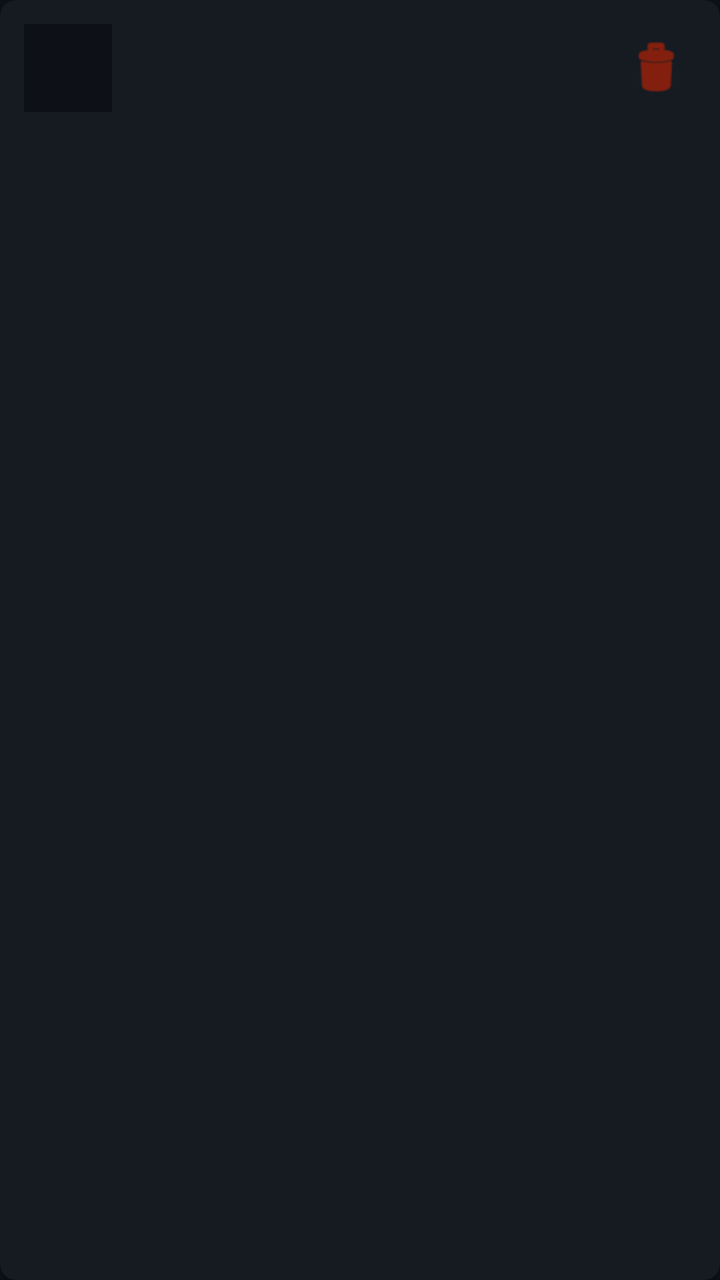
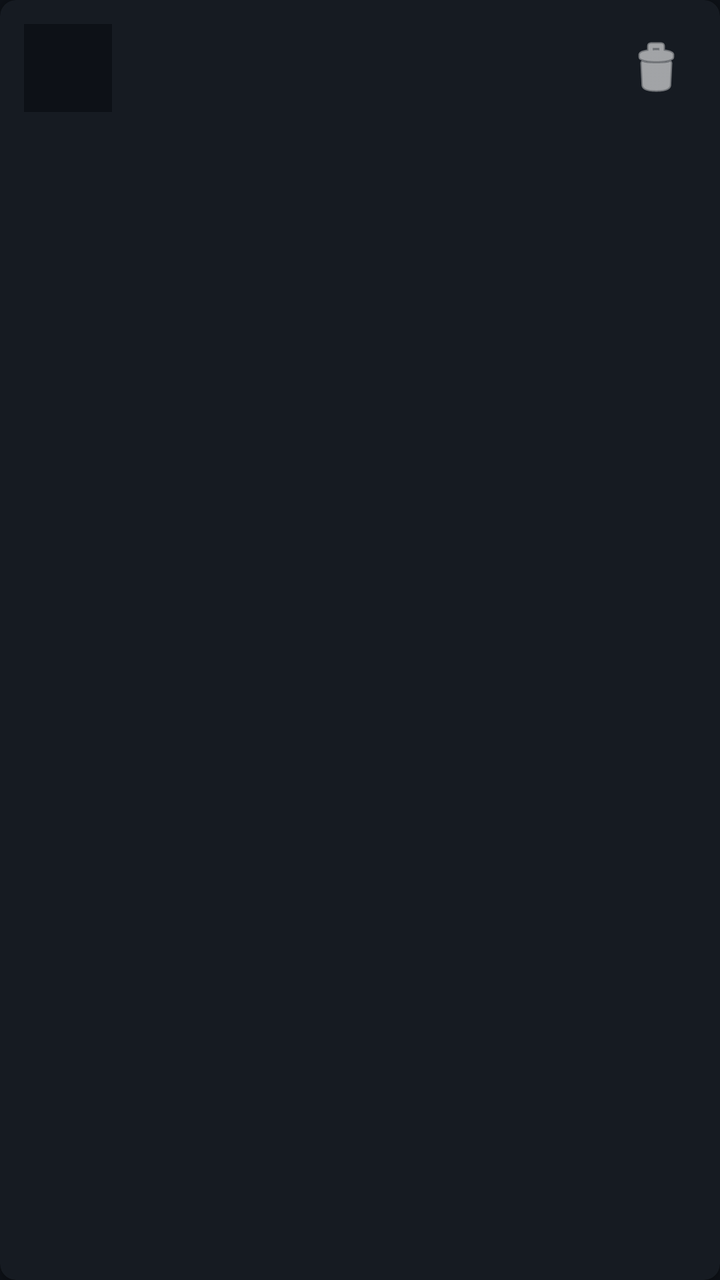

The first picture is an Android layout as it rendered before a commit; the second is the same layout after the commit. The layout source and the unified diff follow.
<!-- AndroidManifest.xml: application theme Theme.VideoControl -->
<!-- res/layout/item_queue.xml -->
<?xml version="1.0" encoding="utf-8"?>
<androidx.cardview.widget.CardView
    xmlns:android="http://schemas.android.com/apk/res/android"
    xmlns:app="http://schemas.android.com/apk/res-auto"
    android:layout_width="match_parent"
    android:layout_height="wrap_content"
    android:layout_marginHorizontal="10dp"
    android:layout_marginVertical="5dp"
    app:cardBackgroundColor="@color/card_dark"
    app:cardCornerRadius="8dp">

    <LinearLayout
        android:layout_width="match_parent"
        android:layout_height="wrap_content"
        android:orientation="horizontal"
        android:padding="12dp"
        android:gravity="center_vertical">

        <TextView
            android:id="@+id/positionText"
            android:layout_width="44dp"
            android:layout_height="44dp"
            android:textSize="16sp"
            android:textStyle="bold"
            android:gravity="center"
            android:background="@color/bg_dark" />

        <LinearLayout
            android:layout_width="0dp"
            android:layout_height="wrap_content"
            android:layout_weight="1"
            android:orientation="vertical"
            android:layout_marginStart="10dp">

            <TextView
                android:id="@+id/titleText"
                android:layout_width="match_parent"
                android:layout_height="wrap_content"
                android:textColor="@android:color/white"
                android:textSize="14sp"
                android:textStyle="bold"
                android:maxLines="2"
                android:ellipsize="end" />

            <TextView
                android:id="@+id/categoryText"
                android:layout_width="match_parent"
                android:layout_height="wrap_content"
                android:textColor="#888888"
                android:textSize="12sp"
                android:layout_marginTop="2dp" />
        </LinearLayout>

        <ImageButton
            android:id="@+id/removeButton"
            android:layout_width="40dp"
            android:layout_height="40dp"
            android:src="@android:drawable/ic_menu_delete"
            android:background="?attr/selectableItemBackgroundBorderless"
            android:tint="@color/accent_red"
            android:contentDescription="Eliminar" />

    </LinearLayout>
</androidx.cardview.widget.CardView>
<!-- resources referenced by this layout -->
<resources>
  <color name="accent_red">#CC2200</color>
  <color name="bg_dark">#0D1117</color>
  <color name="card_dark">#161B22</color>
  <style name="Theme.VideoControl" parent="Theme.MaterialComponents.DayNight.NoActionBar">
          <item name="colorPrimary">@color/accent_blue</item>
          <item name="colorPrimaryVariant">@color/accent_blue</item>
          <item name="colorOnPrimary">@color/white</item>
          <item name="android:windowBackground">@color/bg_dark</item>
          <item name="android:statusBarColor">@color/bg_dark</item>
      </style>
  <color name="accent_blue">#0099FF</color>
  <color name="white">#FFFFFF</color>
</resources>

<!-- the commit's change to res/layout/item_queue.xml (unified diff, before → after) -->
@@ -2,6 +2,7 @@
 <androidx.cardview.widget.CardView
     xmlns:android="http://schemas.android.com/apk/res/android"
     xmlns:app="http://schemas.android.com/apk/res-auto"
+    android:id="@+id/queueCard"
     android:layout_width="match_parent"
     android:layout_height="wrap_content"
     android:layout_marginHorizontal="10dp"
@@ -9,56 +10,77 @@
     app:cardBackgroundColor="@color/card_dark"
     app:cardCornerRadius="8dp">
 
+<LinearLayout
+    android:layout_width="match_parent"
+    android:layout_height="wrap_content"
+    android:orientation="horizontal"
+    android:padding="12dp"
+    android:gravity="center_vertical">
+
+    
+    <TextView
+        android:id="@+id/positionText"
+        android:layout_width="44dp"
+        android:layout_height="44dp"
+        android:textSize="16sp"
+        android:textStyle="bold"
+        android:gravity="center"
+        android:background="@color/bg_dark" />
+
     <LinearLayout
-        android:layout_width="match_parent"
+        android:layout_width="0dp"
         android:layout_height="wrap_content"
-        android:orientation="horizontal"
-        android:padding="12dp"
-        android:gravity="center_vertical">
+        android:layout_weight="1"
+        android:orientation="vertical"
+        android:layout_marginStart="10dp">
 
         <TextView
-            android:id="@+id/positionText"
-            android:layout_width="44dp"
-            android:layout_height="44dp"
-            android:textSize="16sp"
+            android:id="@+id/titleText"
+            android:layout_width="match_parent"
+            android:layout_height="wrap_content"
+            android:textColor="@android:color/white"
+            android:textSize="14sp"
             android:textStyle="bold"
-            android:gravity="center"
-            android:background="@color/bg_dark" />
+            android:maxLines="2"
+            android:ellipsize="end" />
 
         <LinearLayout
-            android:layout_width="0dp"
+            android:layout_width="match_parent"
             android:layout_height="wrap_content"
-            android:layout_weight="1"
-            android:orientation="vertical"
-            android:layout_marginStart="10dp">
-
-            <TextView
-                android:id="@+id/titleText"
-                android:layout_width="match_parent"
-                android:layout_height="wrap_content"
-                android:textColor="@android:color/white"
-                android:textSize="14sp"
-                android:textStyle="bold"
-                android:maxLines="2"
-                android:ellipsize="end" />
+            android:orientation="horizontal"
+            android:layout_marginTop="3dp"
+            android:gravity="center_vertical">
 
             <TextView
                 android:id="@+id/categoryText"
-                android:layout_width="match_parent"
+                android:layout_width="0dp"
                 android:layout_height="wrap_content"
+                android:layout_weight="1"
                 android:textColor="#888888"
-                android:textSize="12sp"
-                android:layout_marginTop="2dp" />
+                android:textSize="12sp" />
+
+            
+            <TextView
+                android:id="@+id/nowPlayingBadge"
+                android:layout_width="wrap_content"
+                android:layout_height="wrap_content"
+                android:text="▶ Reproduciendo"
+                android:textColor="#1DB954"
+                android:textSize="11sp"
+                android:textStyle="bold"
+                android:visibility="gone" />
+
         </LinearLayout>
+    </LinearLayout>
 
-        <ImageButton
-            android:id="@+id/removeButton"
-            android:layout_width="40dp"
-            android:layout_height="40dp"
-            android:src="@android:drawable/ic_menu_delete"
-            android:background="?attr/selectableItemBackgroundBorderless"
-            android:tint="@color/accent_red"
-            android:contentDescription="Eliminar" />
+    <ImageButton
+        android:id="@+id/removeButton"
+        android:layout_width="40dp"
+        android:layout_height="40dp"
+        android:src="@android:drawable/ic_menu_delete"
+        android:background="?attr/selectableItemBackgroundBorderless"
+        android:tint="@color/white"
+        android:contentDescription="Eliminar" />
 
-    </LinearLayout>
-</androidx.cardview.widget.CardView>
+</LinearLayout>
+    </androidx.cardview.widget.CardView>
<!-- resource entries referenced after the edit -->
@@ -1,6 +1,5 @@
 <!-- resources referenced by this layout -->
 <resources>
-  <color name="accent_red">#CC2200</color>
   <color name="bg_dark">#0D1117</color>
   <color name="card_dark">#161B22</color>
   <style name="Theme.VideoControl" parent="Theme.MaterialComponents.DayNight.NoActionBar">
